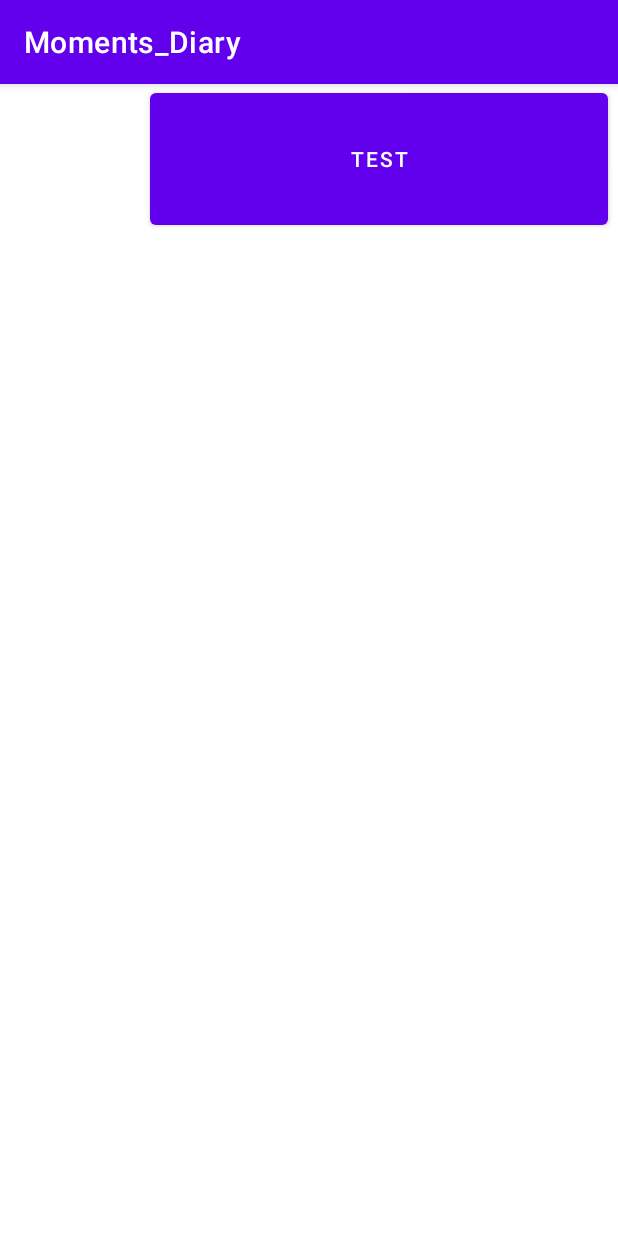
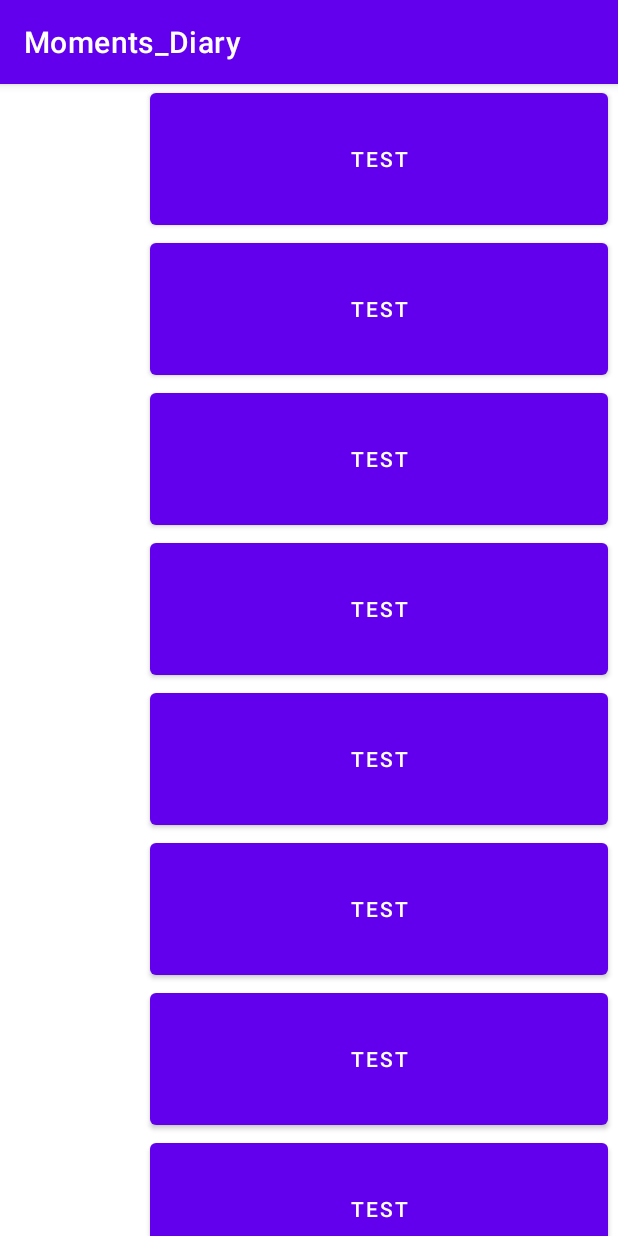
Before and after one commit to kumass2020/Moments-Diary-App, an Android app: the screen it shows after launch (MainActivity), on a phone screen of 412 x 824 dp. Run offline under Robolectric (Android 15) with nearby library versions, the phone set to English and light mode, and no system bars.

Commit message:
Update activity_main.xml

```diff
--- a/app/src/main/res/layout/activity_main.xml
+++ b/app/src/main/res/layout/activity_main.xml
@@ -17,6 +17,48 @@
             android:layout_marginStart="100dp"
             android:text="test" />
 
+        <Button
+            android:layout_width="305dp"
+            android:layout_height="100dp"
+            android:layout_marginStart="100dp"
+            android:text="test" />
+
+        <Button
+            android:layout_width="305dp"
+            android:layout_height="100dp"
+            android:layout_marginStart="100dp"
+            android:text="test" />
+
+        <Button
+            android:layout_width="305dp"
+            android:layout_height="100dp"
+            android:layout_marginStart="100dp"
+            android:text="test" />
+
+        <Button
+            android:layout_width="305dp"
+            android:layout_height="100dp"
+            android:layout_marginStart="100dp"
+            android:text="test" />
+
+        <Button
+            android:layout_width="305dp"
+            android:layout_height="100dp"
+            android:layout_marginStart="100dp"
+            android:text="test" />
+
+        <Button
+            android:layout_width="305dp"
+            android:layout_height="100dp"
+            android:layout_marginStart="100dp"
+            android:text="test" />
+
+        <Button
+            android:layout_width="305dp"
+            android:layout_height="100dp"
+            android:layout_marginStart="100dp"
+            android:text="test" />
+
     </LinearLayout>
 
 </ScrollView>
```
